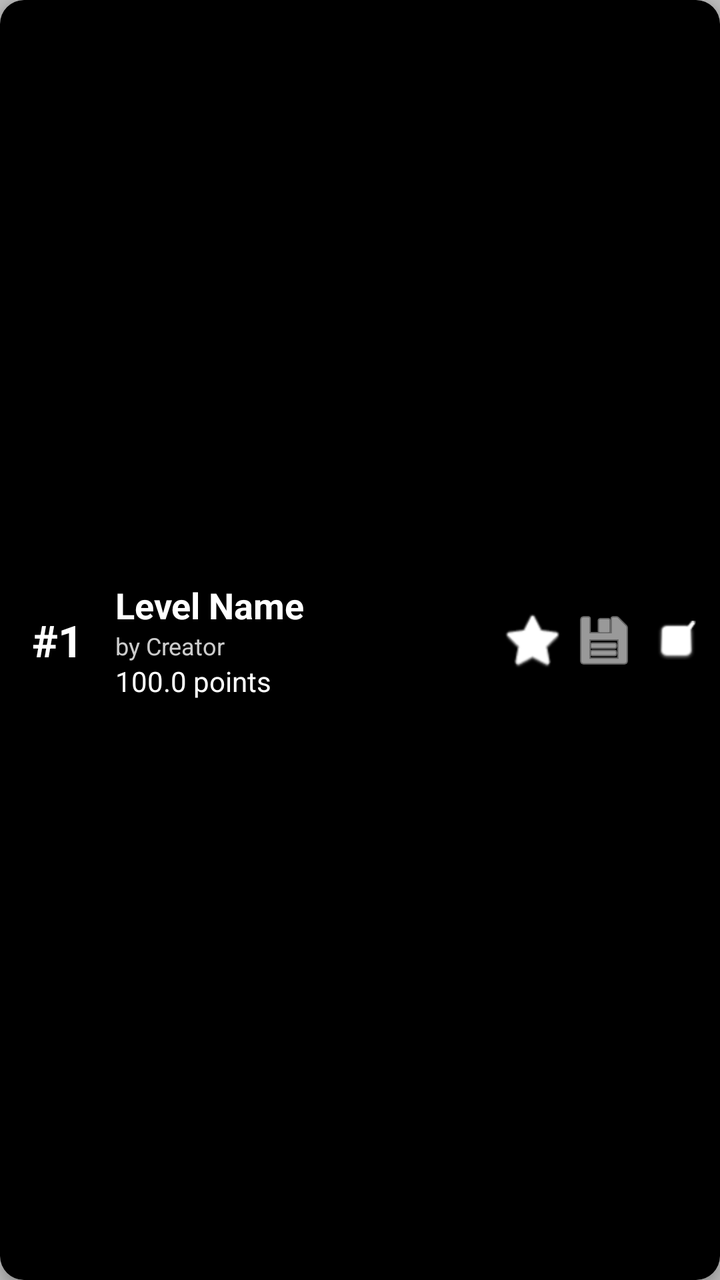
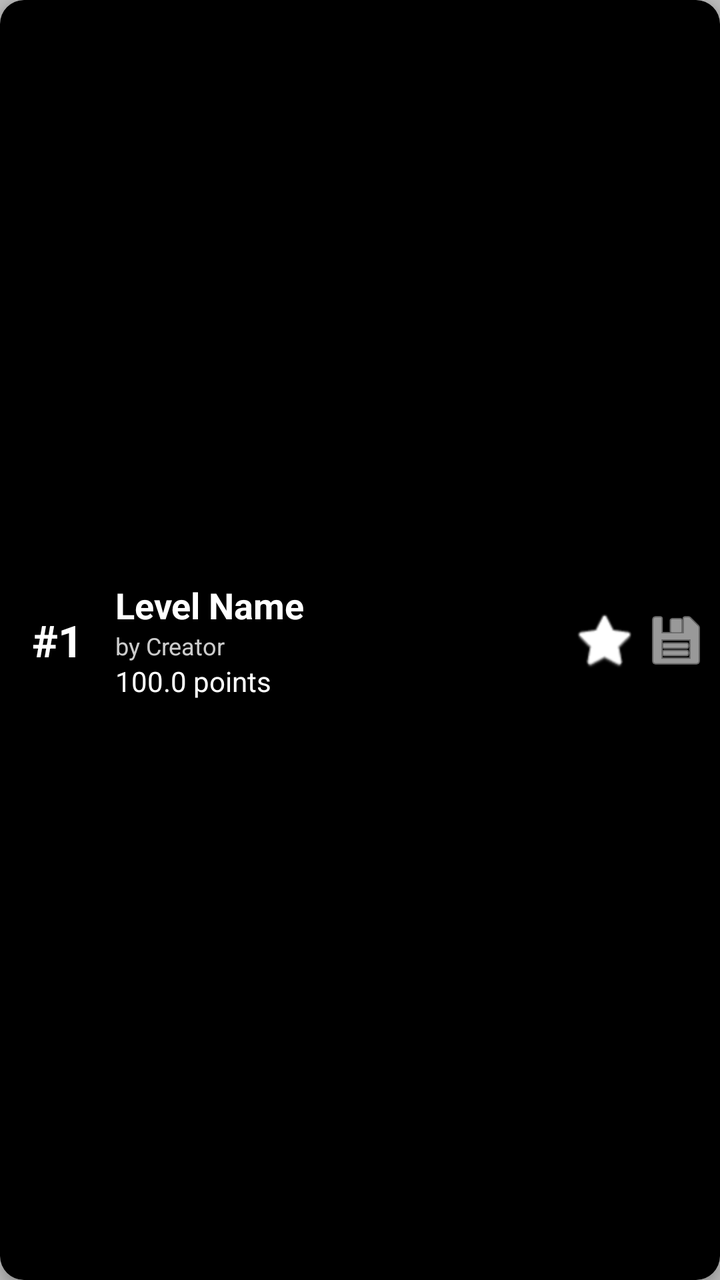

Before-and-after screenshots of an Android layout around one commit, followed by the original layout XML and the change that was made.
<!-- AndroidManifest.xml: application theme Theme.AREDLapp -->
<!-- res/layout/item_level.xml -->
<?xml version="1.0" encoding="utf-8"?>
<androidx.cardview.widget.CardView xmlns:android="http://schemas.android.com/apk/res/android"
    xmlns:app="http://schemas.android.com/apk/res-auto"
    android:layout_width="match_parent"
    android:layout_height="100dp"
    android:layout_margin="8dp"
    app:cardBackgroundColor="@color/black"
    app:cardCornerRadius="12dp"
    app:cardElevation="4dp">

    <androidx.constraintlayout.widget.ConstraintLayout
        android:layout_width="match_parent"
        android:layout_height="match_parent">

        <ImageView
            android:id="@+id/level_thumbnail"
            android:layout_width="match_parent"
            android:layout_height="match_parent"
            android:scaleType="centerCrop"
            android:alpha="1.0" />

        <View
            android:layout_width="match_parent"
            android:layout_height="match_parent"
            android:background="#66000000" />

        <TextView
            android:id="@+id/level_rank"
            android:layout_width="wrap_content"
            android:layout_height="wrap_content"
            android:layout_marginStart="16dp"
            android:textColor="@color/white"
            android:textSize="22sp"
            android:textStyle="bold"
            app:layout_constraintBottom_toBottomOf="parent"
            app:layout_constraintStart_toStartOf="parent"
            app:layout_constraintTop_toTopOf="parent"
            android:text="#1" />

        <LinearLayout
            android:id="@+id/linearLayout"
            android:layout_width="0dp"
            android:layout_height="wrap_content"
            android:layout_marginStart="16dp"
            android:layout_marginEnd="8dp"
            android:orientation="vertical"
            app:layout_constraintBottom_toBottomOf="parent"
            app:layout_constraintEnd_toStartOf="@+id/layout_actions"
            app:layout_constraintStart_toEndOf="@id/level_rank"
            app:layout_constraintTop_toTopOf="parent">

            <TextView
                android:id="@+id/level_name"
                android:layout_width="match_parent"
                android:layout_height="wrap_content"
                android:ellipsize="end"
                android:maxLines="1"
                android:text="Level Name"
                android:textColor="@color/white"
                android:textSize="18sp"
                android:textStyle="bold" />

            <TextView
                android:id="@+id/level_creator"
                android:layout_width="match_parent"
                android:layout_height="wrap_content"
                android:ellipsize="end"
                android:maxLines="1"
                android:text="by Creator"
                android:textColor="@color/white"
                android:alpha="0.8"
                android:textSize="12sp" />

            <TextView
                android:id="@+id/level_points"
                android:layout_width="match_parent"
                android:layout_height="wrap_content"
                android:text="100.0 points"
                android:textColor="@color/white"
                android:textSize="14sp" />
        </LinearLayout>

        <LinearLayout
            android:id="@+id/layout_actions"
            android:layout_width="wrap_content"
            android:layout_height="wrap_content"
            android:orientation="horizontal"
            android:layout_marginEnd="4dp"
            app:layout_constraintBottom_toBottomOf="parent"
            app:layout_constraintEnd_toEndOf="parent"
            app:layout_constraintTop_toTopOf="parent">

            <ImageButton
                android:id="@+id/btn_favorite"
                android:layout_width="36dp"
                android:layout_height="36dp"
                android:background="?attr/selectableItemBackgroundBorderless"
                android:padding="6dp"
                android:src="@android:drawable/btn_star_big_off"
                app:tint="@color/white" />

            <ImageButton
                android:id="@+id/btn_todo"
                android:layout_width="36dp"
                android:layout_height="36dp"
                android:background="?attr/selectableItemBackgroundBorderless"
                android:padding="6dp"
                android:src="@android:drawable/ic_menu_save"
                app:tint="@color/white" />

            <ImageButton
                android:id="@+id/btn_completed"
                android:layout_width="36dp"
                android:layout_height="36dp"
                android:background="?attr/selectableItemBackgroundBorderless"
                android:padding="6dp"
                android:src="@android:drawable/checkbox_on_background"
                app:tint="@color/white" />

            <ImageButton
                android:id="@+id/btn_record_video"
                android:layout_width="36dp"
                android:layout_height="36dp"
                android:background="?attr/selectableItemBackgroundBorderless"
                android:padding="6dp"
                android:src="@android:drawable/ic_media_play"
                android:visibility="gone"
                app:tint="?attr/colorPrimary" />
        </LinearLayout>

    </androidx.constraintlayout.widget.ConstraintLayout>
</androidx.cardview.widget.CardView>
<!-- resources referenced by this layout -->
<resources>
  <color name="black">#FF000000</color>
  <color name="white">#FFFFFFFF</color>
  <style name="Theme.AREDLapp" parent="Base.Theme.AREDLapp" />
  <style name="Base.Theme.AREDLapp" parent="Theme.Material3.DayNight.NoActionBar">
          <item name="colorPrimary">@color/aredl_orange</item>
          <item name="android:windowBackground">@color/app_background</item>
          <item name="android:textColorPrimary">@color/app_text_primary</item>
          <item name="android:textColorSecondary">@color/app_text_secondary</item>
          <item name="colorSurface">@color/app_surface</item>
          <item name="colorOnSurface">@color/app_text_primary</item>
          <item name="android:statusBarColor">@color/aredl_black</item>
      </style>
  <color name="aredl_orange">#FF8C00</color>
  <color name="app_background">#BDBDBD</color>
  <color name="app_text_primary">#121212</color>
  <color name="app_text_secondary">#424242</color>
  <color name="app_surface">#CCCCCC</color>
  <color name="aredl_black">#121212</color>
</resources>

<!-- the commit's change to res/layout/item_level.xml (unified diff, before → after) -->
@@ -109,15 +109,6 @@
                 app:tint="@color/white" />
 
             <ImageButton
-                android:id="@+id/btn_completed"
-                android:layout_width="36dp"
-                android:layout_height="36dp"
-                android:background="?attr/selectableItemBackgroundBorderless"
-                android:padding="6dp"
-                android:src="@android:drawable/checkbox_on_background"
-                app:tint="@color/white" />
-
-            <ImageButton
                 android:id="@+id/btn_record_video"
                 android:layout_width="36dp"
                 android:layout_height="36dp"
